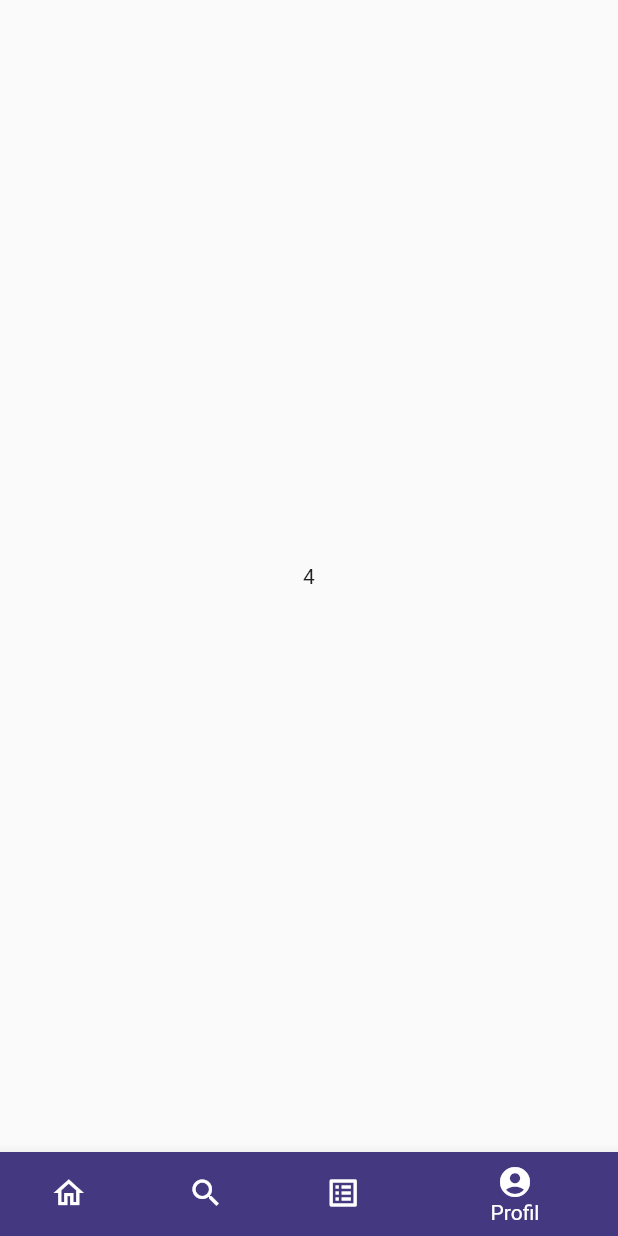
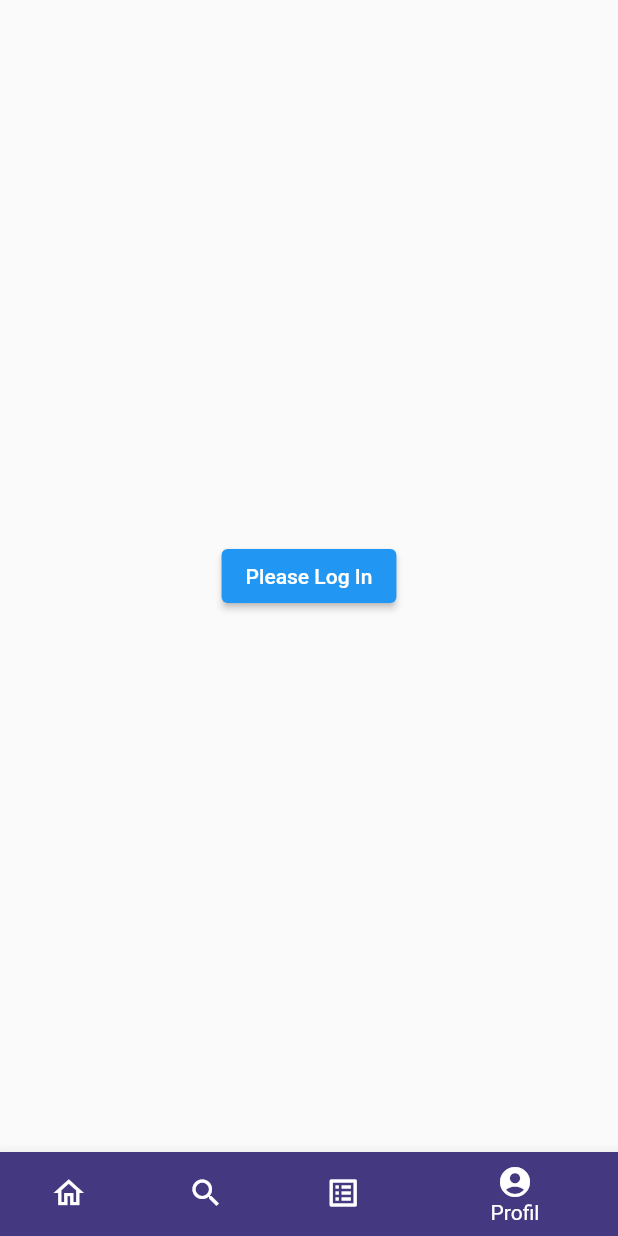
Before and after one commit to JK2018/Vocem---mobile-food-delivery-t-esp-800-Epitech-, a Flutter app: the Pagination screen opened directly, item 4 of the bottom bar chosen, on a phone screen of 412 x 824 dp. Run offline on Flutter 3.47's test engine with Material 2 defaults, Android fonts, the phone set to English and light mode, and no system bars.

Commit message:
login route

```diff
--- a/lib/loginPage.dart
+++ b/lib/loginPage.dart
@@ -12,14 +12,14 @@ import 'global_vars.dart';
 
 
 // Create a Form widget.
-class MyCustomForm extends StatefulWidget {
+class MyLoginForm extends StatefulWidget {
   @override
   MyCustomFormState createState() {
     return MyCustomFormState();
   }
 }
 
-class MyCustomFormState extends State<MyCustomForm> {
+class MyCustomFormState extends State<MyLoginForm> {
   final _formKey = GlobalKey<FormState>();
   bool isChecked = false;
 
--- a/lib/main.dart
+++ b/lib/main.dart
@@ -17,7 +17,7 @@ class MyApp extends StatelessWidget {
         primarySwatch: Colors.blue,
       ),
       debugShowCheckedModeBanner: false,
-      home: Pagination(),
+      home: Auth(),
     );
   }
 }
--- a/lib/routes/pagination.dart
+++ b/lib/routes/pagination.dart
@@ -2,6 +2,7 @@ import 'package:flutter/material.dart';
 import 'package:vocem/screens/screens_index.dart';
 
 import '../global_vars.dart';
+import '../loginPage.dart';
 
 class Pagination extends StatefulWidget {
   @override
@@ -15,8 +16,15 @@ class _PaginationState extends State<Pagination> {
     Center(child: HomePage()),
     Center(child: Text("2")),
     Center(child: Text("3")),
-    Center(child: Text("4")),
-  ];
+    Center(child: Container(
+      child: ElevatedButton(
+      child: Text('Please Log In'),
+      onPressed: () {
+
+      },
+      )
+    ),
+  )];
 
   @override
   Widget build(BuildContext context) {
--- a/lib/screens/auth.dart
+++ b/lib/screens/auth.dart
@@ -1,6 +1,7 @@
 import 'package:flutter/material.dart';
 import 'package:flutter/rendering.dart';
 import 'package:vocem/custom_widgets/custom_widgets_index.dart';
+import 'package:vocem/routes/pagination.dart';
 import 'package:vocem/screens/screens_index.dart';
 
 import '../global_vars.dart';
@@ -89,7 +90,7 @@ class _AuthState extends State<Auth> {
     print("SignIn");
     Navigator.pushAndRemoveUntil(
       context,
-      MaterialPageRoute(builder: (context) => HomePage()),
+      MaterialPageRoute(builder: (context) => Pagination()),
           (Route<dynamic> route) => false,
     );
   }
```
Also changed, not shown: lib/global_vars.dart (+5 -5 lines).
